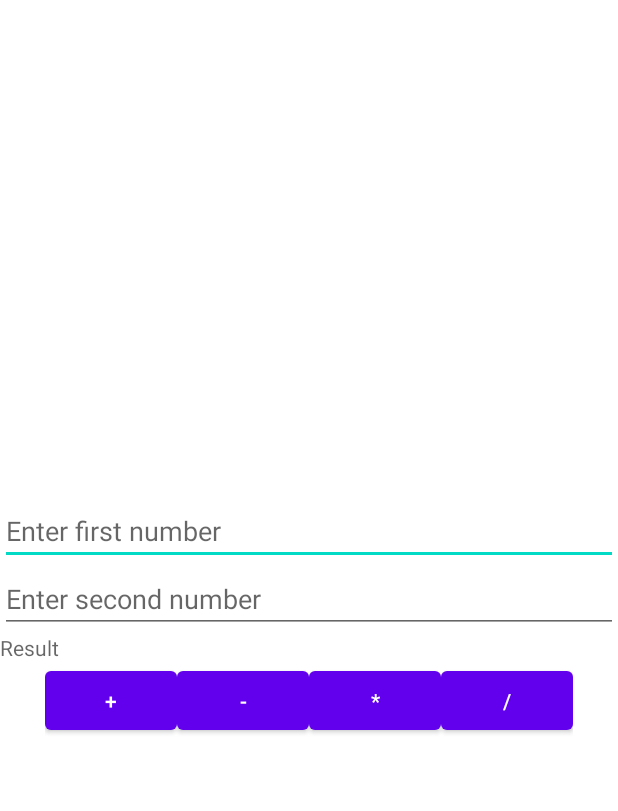
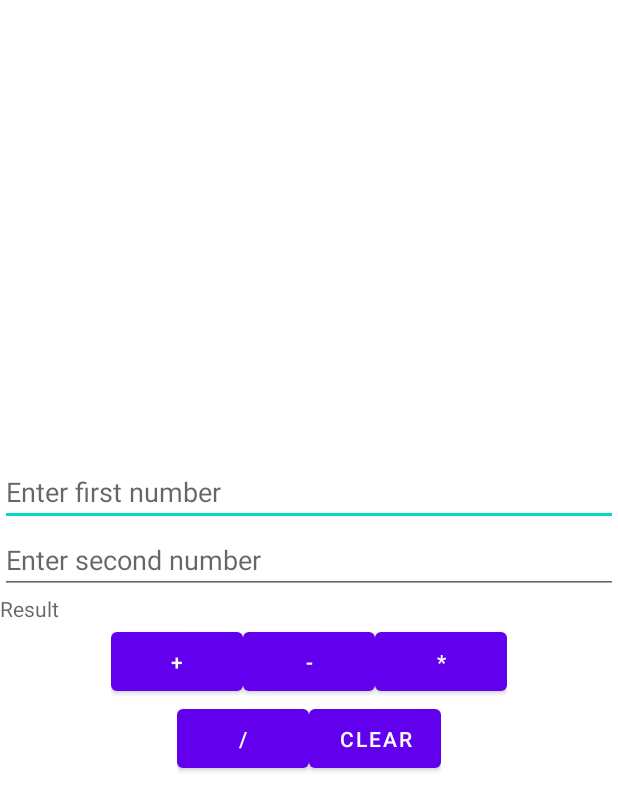
Before and after one commit to sumayyabeegam/Android-Lab, an Android app: the screen it shows after launch (MainActivity), on a phone screen of 412 x 824 dp. Shown: the top 811 px of the screen. Run offline under Robolectric (Android 15) with nearby library versions, the phone set to English and light mode, and no system bars.

Commit message:
simple calculator

```diff
--- a/SimpleCalculator/app/src/main/res/layout/activity_main.xml
+++ b/SimpleCalculator/app/src/main/res/layout/activity_main.xml
@@ -70,8 +70,13 @@
             android:padding="10dp"
             android:onClick="calculate"
 
-            />
+            /></LinearLayout>
 
+
+        <LinearLayout
+            android:layout_width="wrap_content"
+            android:layout_height="wrap_content"
+            android:orientation="horizontal">
         <Button
             android:layout_width="wrap_content"
             android:layout_height="wrap_content"
@@ -84,6 +89,17 @@
 
             />
 
+        <Button
+            android:layout_width="wrap_content"
+            android:layout_height="wrap_content"
+            android:id="@+id/clr"
+            android:layout_gravity="center"
+            android:text="clear"
+            android:textColor="@color/white"
+            android:padding="10dp"
+            android:onClick="calculate"
+
+            />
 
     </LinearLayout>
 
```
Also changed, not shown: SimpleCalculator/app/src/main/java/com/example/simplecalculator/MainActivity.java (+8 -13 lines).
